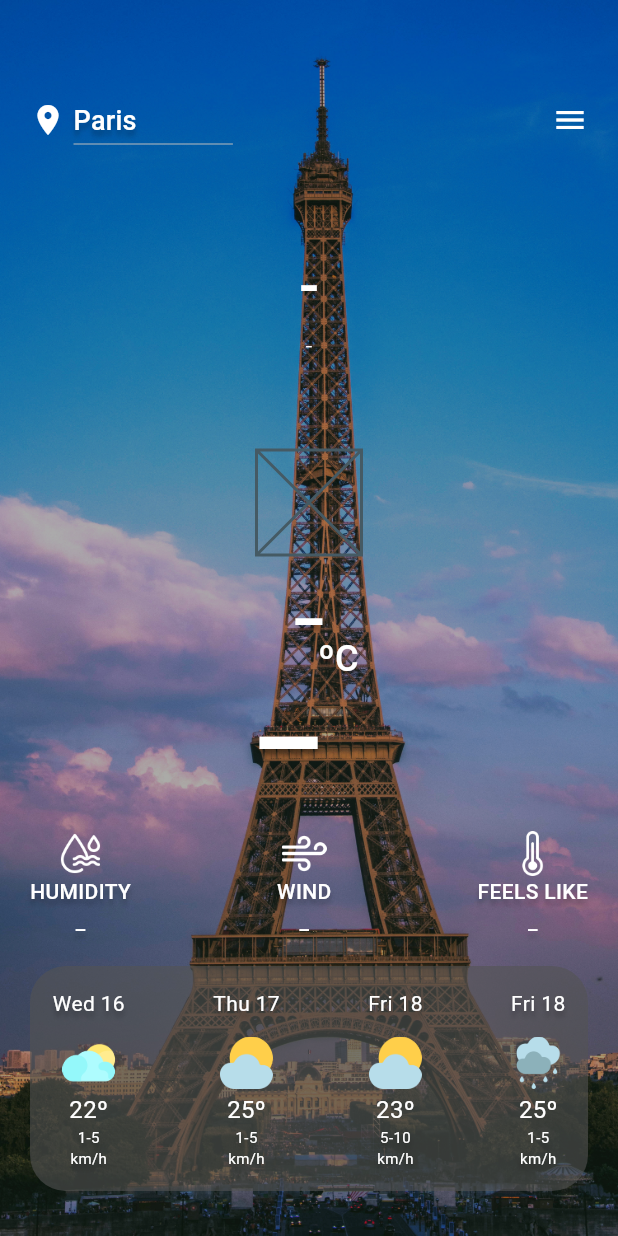
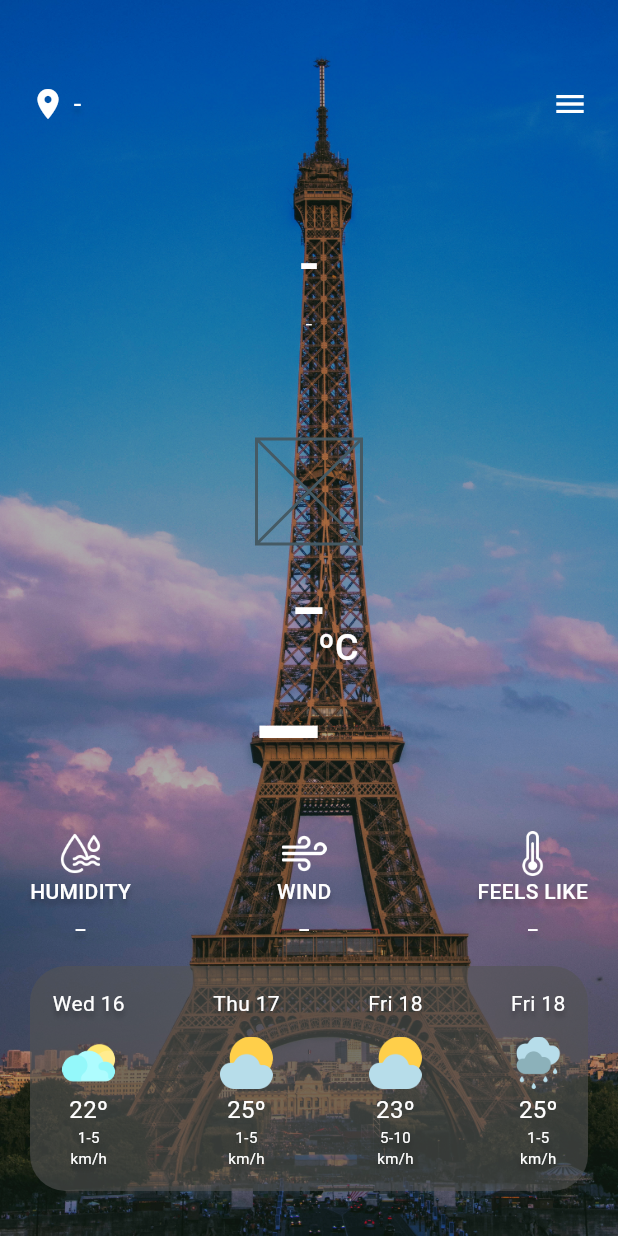
Before and after one commit to IT21175466/Weather-App, a Flutter app: the screen it shows after launch, on a phone screen of 412 x 824 dp. Run offline on Flutter 3.47's test engine with Material 2 defaults, Android fonts, the phone set to English and light mode, and no system bars; our stand-ins replace google_fonts; network calls fail.

Commit message:
Update HomePage.dart

```diff
--- a/lib/pages/screens/HomePage.dart
+++ b/lib/pages/screens/HomePage.dart
@@ -1,7 +1,6 @@
 import 'package:flutter/material.dart';
 import 'package:google_fonts/google_fonts.dart';
 import 'package:provider/provider.dart';
-import 'package:weather_app/provider/country_provider.dart';
 import 'package:weather_app/provider/weather_provider.dart';
 
 class HomePage extends StatefulWidget {
@@ -57,19 +56,8 @@ class _HomePageState extends State<HomePage> {
                     const SizedBox(
                       width: 5,
                     ),
-                    Consumer<CountryProvider>(
-                      builder: (context, country, child) =>
-                          DropdownButton<String>(
-                        iconEnabledColor: Colors.transparent,
-                        iconDisabledColor: Colors.transparent,
-                        dropdownColor: Colors.blue,
-                        value: country.selectedCountry,
-                        items: country.countries
-                            .map<DropdownMenuItem<String>>((String value) {
-                          return DropdownMenuItem<String>(
-                            value: value,
-                            child: Text(
-                              value,
+                    Text(
+                      weather.data != null ? '${weather.data.name}' : '-',
                       style: GoogleFonts.roboto(
                         fontSize: 18,
                         color: Colors.white,
@@ -80,13 +68,6 @@ class _HomePageState extends State<HomePage> {
                             blurRadius: 4,
                           ),
                         ],
-                              ),
-                            ),
-                          );
-                        }).toList(),
-                        onChanged: (String? newValue) {
-                          country.setCountry(newValue);
-                        },
                       ),
                     ),
                     const Spacer(),
```
Lines whose indentation alone changed are shown as unchanged.
